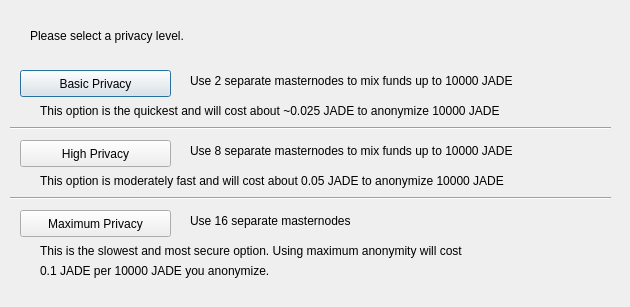
First picture: the form in src/qt/forms/obfuscationconfig.ui, repository buddilla/GoCash-Core, before the edit.
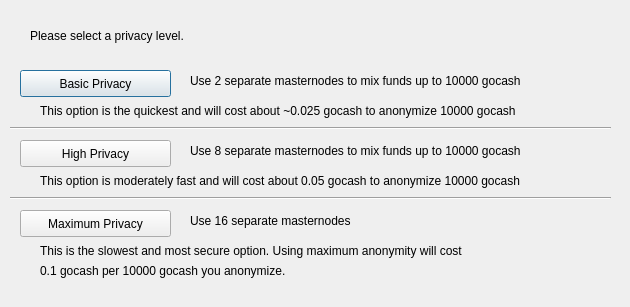
Second picture: the form after the edit.

Patch:
```diff
--- a/src/qt/forms/obfuscationconfig.ui
+++ b/src/qt/forms/obfuscationconfig.ui
@@ -75,7 +75,7 @@
     </rect>
    </property>
    <property name="text">
-    <string>Use 2 separate masternodes to mix funds up to 10000 JADE</string>
+    <string>Use 2 separate masternodes to mix funds up to 10000 gocash</string>
    </property>
   </widget>
   <widget class="QLabel" name="label_3">
@@ -88,7 +88,7 @@
     </rect>
    </property>
    <property name="text">
-    <string>Use 8 separate masternodes to mix funds up to 10000 JADE</string>
+    <string>Use 8 separate masternodes to mix funds up to 10000 gocash</string>
    </property>
   </widget>
   <widget class="QLabel" name="label_4">
@@ -114,7 +114,7 @@
     </rect>
    </property>
    <property name="text">
-    <string>This option is the quickest and will cost about ~0.025 JADE to anonymize 10000 JADE</string>
+    <string>This option is the quickest and will cost about ~0.025 gocash to anonymize 10000 gocash</string>
    </property>
   </widget>
   <widget class="QLabel" name="label_7">
@@ -127,7 +127,7 @@
     </rect>
    </property>
    <property name="text">
-    <string>This option is moderately fast and will cost about 0.05 JADE to anonymize 10000 JADE</string>
+    <string>This option is moderately fast and will cost about 0.05 gocash to anonymize 10000 gocash</string>
    </property>
   </widget>
   <widget class="QLabel" name="label_8">
@@ -153,7 +153,7 @@
     </rect>
    </property>
    <property name="text">
-    <string>0.1 JADE per 10000 JADE you anonymize.</string>
+    <string>0.1 gocash per 10000 gocash you anonymize.</string>
    </property>
   </widget>
   <widget class="Line" name="line">
```
